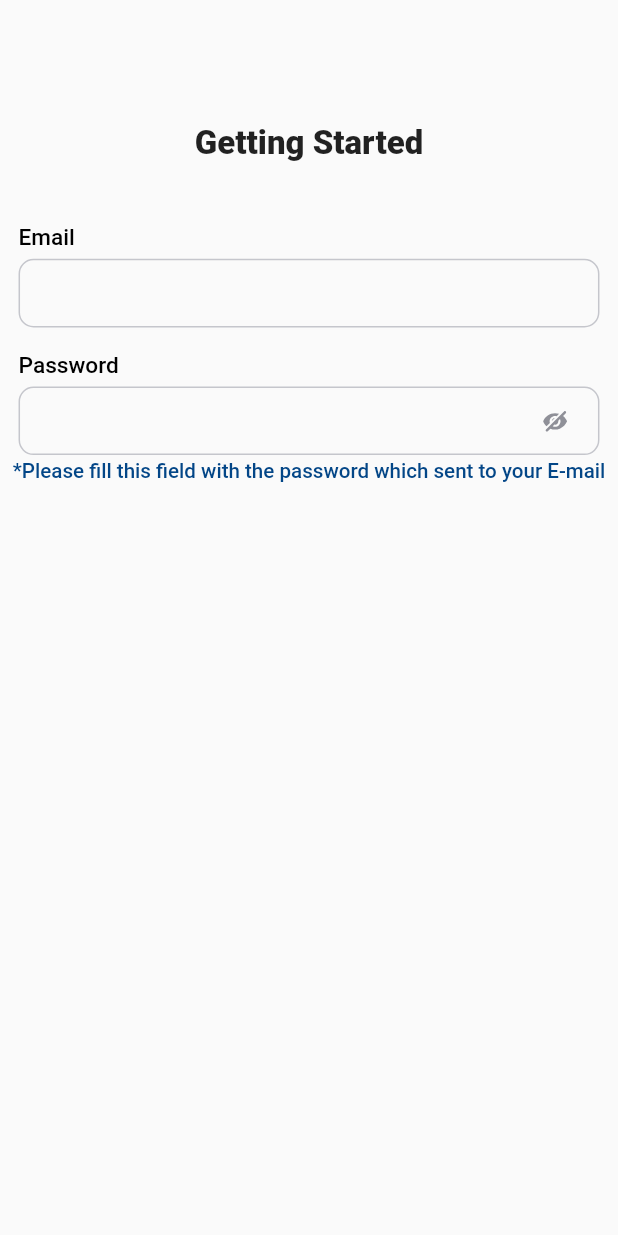
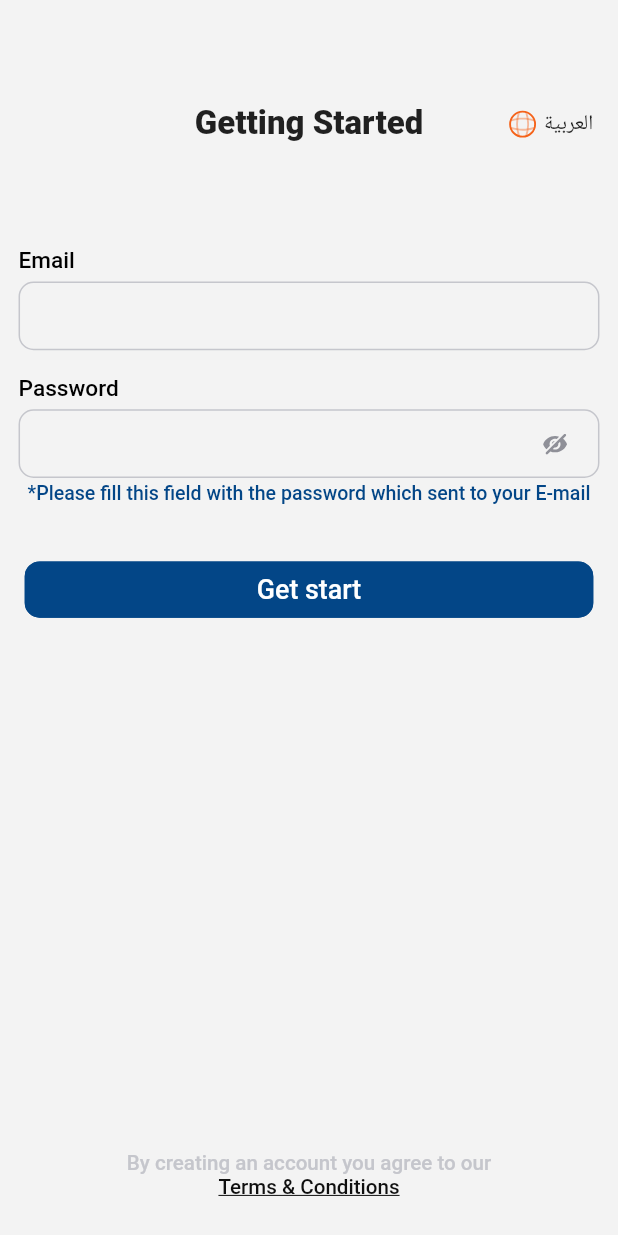
Before and after one commit to muslimadille/risal_customer, a Flutter app: the screen it shows after launch, on a phone screen of 412 x 824 dp. Run offline on Flutter 3.47's test engine with Material 3 defaults, Android fonts, the phone set to English and light mode, and no system bars; our stand-ins replace device_info_plus, flutter_easyloading, flutter_localization, flutter_svg, google_fonts, hive and 2 more; missing offline and left inert: network_info_plus; accounts and stored records are empty; Roboto replaces fonts that are missing (Cairo); statements that could not run were skipped.

```diff
--- /dev/null
+++ b/lib/common/extentions/translat_extention.dart
@@ -0,0 +1,6 @@
+import '../helpers/app_localization.dart';
+
+extension TranslatExtention on String{
+  get translate => tr(this);
+
+}
--- a/lib/common/helpers/app_localization.dart
+++ b/lib/common/helpers/app_localization.dart
@@ -9,6 +9,7 @@ final FlutterLocalization localization = FlutterLocalization.instance;
 tr(String key){
   return AppLocalization.translate(key);
 }
+get isArabic=>AppLocalization.isArabic;
 class AppLocalization{
 
   static AppLocalization? _instance;
@@ -33,11 +34,11 @@ class AppLocalization{
   static  String translate(String key){
     return (isArabic?AR[key]??key:EN[key]??key);
   }
-  static changeLanguage(String localKey)async{
-    LocalStorage().putInBox(key: AppData.LANG_STORAGE_KEY, value: localKey);
-    AppData.CURRENT_LANG=localKey;
+  static changeLanguage()async{
     String code=localization.currentLocale!.languageCode.toString();
-     localization.translate(localKey);
+    AppData.CURRENT_LANG=code=="ar"?"en":"ar";
+    LocalStorage().putInBox(key: AppData.LANG_STORAGE_KEY, value: AppData.CURRENT_LANG);
+    localization.translate(AppData.CURRENT_LANG);
   }
    _initLocal(){
     AppData.CURRENT_LANG=LocalStorage().getFromBox(key: AppData.LANG_STORAGE_KEY)??"en";
@@ -57,13 +58,32 @@ class AppLocalization{
    "login_title":"Getting Started",
     "Email":"Email",
     "password":"Password",
-    "password_hint":"*Please fill this field with the password which sent to your E-mail"
+    "password_hint":"*Please fill this field with the password which sent to your E-mail",
+    "login_change_language_title":"العربية",
+    "terms_title_1":"By creating an account you agree to our",
+    "terms_title_2":"Terms & Conditions",
+    "change_password_title":"Change Password",
+    "new_password":"New Password",
+    "confirm_new_password":"Confirm new password",
+    "login_btn_title":"Get start",
+    "change_password_btn_title":"Set password",
+    "forget_password_title":"Edit password"
 
 };
   static const Map<String, dynamic> AR = {
     "login_title":"تسجيل الدخول",
     "Email":"البريد  الإلكتروني",
     "password":"كلمة المرور",
-    "password_hint":"*يرجى ملء هذا الحقل بكلمة المرور التي تم إرسالها إلى بريدك الإلكتروني"
+    "password_hint":"*يرجى ملء هذا الحقل بكلمة المرور التي تم إرسالها إلى بريدك الإلكتروني",
+    "login_change_language_title":"English",
+    "terms_title_1": "بإنشاء حساب، أنت توافق على",
+    "terms_title_2": "الشروط والأحكام",
+    "change_password_title":"تعديل كلمة المرور",
+    "new_password":"كلمة المرور الجديدة",
+    "confirm_new_password":"تأكيد كلمة المرور",
+    "login_btn_title":"ابدأ",
+    "change_password_btn_title":"تأكيد",
+    "forget_password_title":"تعديل كلمة المرور"
+
   };
 }
--- a/lib/common/helpers/routs_helper.dart
+++ b/lib/common/helpers/routs_helper.dart
@@ -1,5 +1,7 @@
 import 'package:flutter/material.dart';
 import 'package:risal_customer/common/utils/app_routes.dart';
+import 'package:risal_customer/features/auth/view/chage_password_screen.dart';
+import 'package:risal_customer/features/auth/view/forget_password_screen.dart';
 import 'package:risal_customer/features/auth/view/login_screen.dart';
 import 'package:risal_customer/features/spalsh/view/splash_screen.dart';
 
@@ -13,6 +15,12 @@ Route onGenerateRoute(RouteSettings routeSettings) {
     case AppRoutes.LOGIN_SCREEN_ROUTE:
       return MaterialPageRoute(builder: (_) =>   LoginScreen());
 
+    case AppRoutes.CHANGE_PASSWORD_SCREEN_ROUTE:
+      return MaterialPageRoute(builder: (_) =>  ChangePasswordScreen());
+
+    case AppRoutes.FORGET_PASSWORD_SCREEN_ROUTE:
+      return MaterialPageRoute(builder: (_) =>  ForgetPasswordScreen());
+
     default:
       return MaterialPageRoute(builder: (_) =>   LoginScreen());
   }
--- a/lib/common/utils/app_colors.dart
+++ b/lib/common/utils/app_colors.dart
@@ -13,5 +13,8 @@ static const Color WHITE =Color(0xffFFFFFF);
 static const Color BLACK =Color(0xff0F0F0F);
 static const Color GREY =Color(0xffC5C6CC);
 static const Color GREY_DARK =Color(0xff8F9098);
+static const Color BG_COLOR =Color(0xffF3F3F3);
+
+
 
 }
--- a/lib/common/utils/app_images.dart
+++ b/lib/common/utils/app_images.dart
@@ -1,6 +1,9 @@
 class AppImages{
 static const String LOGO_IMG="assets/images/logo.png";
 static const String SHOW_PASSWORD_IC="assets/images/show_passwod_ic.svg";
+static const String LOGIN_CHANGE_LANGUAGE_IC="assets/images/login_change_language_ic.svg";
+static const String CLOSE_IC="assets/images/close_ic.svg";
+
 
 
 }
--- a/lib/common/utils/app_routes.dart
+++ b/lib/common/utils/app_routes.dart
@@ -1,6 +1,10 @@
 class AppRoutes{
   static const String SPLASH_SCREEN_ROUTE='SPLASH_SCREEN_ROUTE';
   static const String LOGIN_SCREEN_ROUTE='LOGIN_SCREEN_ROUTE';
+  static const String CHANGE_PASSWORD_SCREEN_ROUTE='CHANGE_PASSWORD_SCREEN_ROUTE';
+  static const String FORGET_PASSWORD_SCREEN_ROUTE='FORGET_PASSWORD_SCREEN_ROUTE';
+
+
 
 
 }
--- /dev/null
+++ b/lib/common/utils/app_style.dart
@@ -0,0 +1,18 @@
+import 'package:flutter/material.dart';
+import 'package:risal_customer/common/utils/app_colors.dart';
+import 'package:sizer/sizer.dart';
+
+class AppStyle{
+  static ButtonStyle BTN_STYLE =ElevatedButton.styleFrom(
+    elevation: 0,
+    backgroundColor:AppColors.BLUE_DARK,
+    padding:  EdgeInsets.symmetric(vertical:1.h),
+    shape: RoundedRectangleBorder(
+        borderRadius: BorderRadius.circular(10),
+        side:  const BorderSide(
+          width: 1.0,
+          color: AppColors.BLUE_DARK,
+        )
+    ),
+  );
+}
--- /dev/null
+++ b/lib/common/widgets/custom_btn.dart
@@ -0,0 +1,37 @@
+import 'package:flutter/material.dart';
+import 'package:risal_customer/common/utils/app_colors.dart';
+import 'package:risal_customer/common/utils/app_style.dart';
+import 'package:sizer/sizer.dart';
+
+class CustomBtn extends StatelessWidget {
+  final Function onClick;
+  final String title;
+  final ButtonStyle? style;
+  final TextStyle? textStyle;
+  const CustomBtn({super.key, required this.onClick, required this.title, this.style, this.textStyle});
+
+  @override
+  Widget build(BuildContext context) {
+    return Padding(
+      padding: EdgeInsets.symmetric(horizontal:4.w),
+      child: ElevatedButton(
+        style: style??AppStyle.BTN_STYLE,
+        onPressed: (){
+          onClick();
+        },
+        child: Container(
+          width: double.infinity,
+          constraints: BoxConstraints(minWidth: 45.w),
+          padding: EdgeInsets.symmetric(horizontal: 2.w),
+          child: Text(
+           title,
+            textAlign: TextAlign.center,
+            style: textStyle??TextStyle(
+                color: AppColors.WHITE,
+                fontWeight: FontWeight.w500,
+                fontSize: 13.sp),
+          ),
+        ),
+      ),);
+  }
+}
--- /dev/null
+++ b/lib/features/auth/view/items/login_change_language_btn.dart
@@ -0,0 +1,27 @@
+import 'package:flutter/material.dart';
+import 'package:flutter_svg/flutter_svg.dart';
+import 'package:risal_customer/common/extentions/translat_extention.dart';
+import 'package:risal_customer/common/helpers/app_localization.dart';
+import 'package:risal_customer/common/utils/app_images.dart';
+import 'package:sizer/sizer.dart';
+
+class LoginChangeLanguageBtn extends StatelessWidget {
+  const LoginChangeLanguageBtn({super.key});
+
+  @override
+  Widget build(BuildContext context) {
+    return InkWell(
+      onTap: (){
+        AppLocalization.changeLanguage();
+      },
+      child: Padding(
+        padding:  EdgeInsets.symmetric(horizontal:4.w),
+        child: Row(children: [
+          SvgPicture.asset(AppImages.LOGIN_CHANGE_LANGUAGE_IC),
+          SizedBox(width: 1.w,),
+          Text("login_change_language_title".translate)
+        ],),
+      ),
+    );
+  }
+}
--- a/lib/features/auth/view/login_screen.dart
+++ b/lib/features/auth/view/login_screen.dart
@@ -1,39 +1,92 @@
 import 'package:flutter/material.dart';
+import 'package:risal_customer/common/extentions/translat_extention.dart';
+import 'package:risal_customer/common/helpers/app_localization.dart';
 import 'package:risal_customer/common/utils/app_colors.dart';
+import 'package:risal_customer/common/widgets/custom_btn.dart';
 import 'package:risal_customer/common/widgets/custom_text_field.dart';
+import 'package:risal_customer/features/auth/viewModel/login_helper.dart';
 import 'package:sizer/sizer.dart';
-
-import '../../../common/helpers/app_localization.dart';
+import 'items/login_change_language_btn.dart';
 
 class LoginScreen extends StatefulWidget {
-  const LoginScreen({Key? key}) : super(key: key);
+  const LoginScreen({super.key});
 
   @override
   State<LoginScreen> createState() => _LoginScreenState();
 }
 
-class _LoginScreenState extends State<LoginScreen> {
+class _LoginScreenState extends State<LoginScreen> with LoginHelper {
   @override
   Widget build(BuildContext context) {
-    return Scaffold(body: Column(children: [
-      SizedBox(height: 10.h,),
-       Text(tr("login_title"),style: TextStyle(fontSize: 16.sp,fontWeight: FontWeight.w800),),
-      SizedBox(height: 5.h,),
+    return Scaffold(
+      backgroundColor: AppColors.BG_COLOR,
+      body: Column(
+        children: [
+          SizedBox(
+            height: 5.h,
+          ),
+          SizedBox(
+              height: 10.h,
+              width: double.infinity,
+              child: Stack(
+                alignment: AlignmentDirectional.center,
+                children: [
+                  Text(
+                    "login_title".translate,
+                    style: TextStyle(fontSize: 16.sp, fontWeight: FontWeight.w800),
+                  ),
+                  Positioned(left: isArabic ? 0 : null, right: isArabic ? null : 0, child: LoginChangeLanguageBtn())
+                ],
+              )),
+          SizedBox(
+            height: 5.h,
+          ),
           CustomTextField(
             title: "Email",
-         inputType:TextInputType.emailAddress,
+            inputType: TextInputType.emailAddress,
             controller: TextEditingController(),
           ),
-      SizedBox(height: 2.h,),
+          SizedBox(
+            height: 2.h,
+          ),
           CustomTextField(
             isPassword: true,
             title: "password",
-        inputType:TextInputType.visiblePassword ,
+            inputType: TextInputType.visiblePassword,
             controller: TextEditingController(),
           ),
-      SizedBox(height: 0.3.h,),
-      Text(tr("password_hint"),style: TextStyle(fontSize: 10.sp,fontWeight: FontWeight.w500,color: AppColors.BLUE_DARK),),
-
-    ],),);
+          SizedBox(
+            height: 0.3.h,
+          ),
+          Text(
+            "password_hint".translate,
+            style: TextStyle(fontSize: 9.5.sp, fontWeight: FontWeight.w500, color: AppColors.BLUE_DARK),
+          ),
+          SizedBox(
+            height: 4.h,
+          ),
+          CustomBtn(
+            title: 'login_btn_title'.translate,
+            onClick: (){},
+            ),
+          const Expanded(child: SizedBox()),
+          Text(
+            "terms_title_1".translate,
+            style: TextStyle(color: AppColors.GREY, fontWeight: FontWeight.w500, fontSize: 10.sp),
+          ),
+          InkWell(
+              onTap: onTermsClick,
+              child: Text(
+                "terms_title_2".translate,
+                style: TextStyle(
+                  decoration: TextDecoration.underline,
+                  color: AppColors.BLACK, fontWeight: FontWeight.w500, fontSize: 10.sp,),
+              )),
+          SizedBox(
+            height: 3.h,
+          )
+        ],
+      ),
+    );
   }
 }
--- /dev/null
+++ b/lib/features/auth/viewModel/login_helper.dart
@@ -0,0 +1,8 @@
+import 'package:risal_customer/common/helpers/app_navigator.dart';
+import 'package:risal_customer/common/utils/app_routes.dart';
+
+mixin LoginHelper{
+  onTermsClick(){
+    AppNavigator().push(routeName: AppRoutes.FORGET_PASSWORD_SCREEN_ROUTE);
+  }
+}
--- a/lib/features/spalsh/view_model/splash_helper.dart
+++ b/lib/features/spalsh/view_model/splash_helper.dart
@@ -3,7 +3,7 @@ import 'package:risal_customer/common/utils/app_routes.dart';
 
 mixin SplashHelper{
   navigate()async{
-    Future.delayed(Duration(seconds: 4)).then((value) {
+    Future.delayed(Duration(seconds: 1)).then((value) {
       AppNavigator().pushReplacement(routeName: AppRoutes.LOGIN_SCREEN_ROUTE);
     });
 
--- a/lib/main.dart
+++ b/lib/main.dart
@@ -7,6 +7,7 @@ import 'package:risal_customer/applications/mainApplication.dart';
 import 'package:risal_customer/common/helpers/device_info_details.dart';
 import 'package:risal_customer/common/helpers/local_storage.dart';
 import 'package:risal_customer/common/helpers/routs_helper.dart';
+import 'package:risal_customer/common/utils/app_colors.dart';
 import 'package:risal_customer/features/spalsh/view/splash_screen.dart';
 import 'package:sizer/sizer.dart';
 
@@ -70,11 +71,11 @@ class _MyAppState extends State<MyApp> {
     ]);
     return Sizer(builder: (context, orientation, deviceType) {
       return MaterialApp(
-        key:UniqueKey(),
+        //key:UniqueKey(),
         debugShowCheckedModeBanner: false,
         theme: ThemeData(
           useMaterial3: false,
-          colorScheme: ColorScheme.fromSeed(seedColor: Colors.black),
+          colorScheme: ColorScheme.fromSeed(seedColor: AppColors.BLUE_DARK),
           fontFamily: GoogleFonts.getFont('Cairo').fontFamily,),
         navigatorKey: AppNavigator().navigatorKey,
         onGenerateRoute: onGenerateRoute,
@@ -90,11 +91,11 @@ class _MyAppState extends State<MyApp> {
               data: MediaQuery.of(context).copyWith(
                 textScaleFactor: 1.0,
               ), //set desired text scale factor here
-              child: child??SplashScreen(),
+              child: child??const SplashScreen(),
             );
           },
         ),
-        home: SplashScreen(),
+        home: const SplashScreen(),
       );
     });
   }
--- /dev/null
+++ b/native_splash.yaml
@@ -0,0 +1,5 @@
+flutter_native_splash:
+
+  color: "#E10032"
+  android: true
+  ios: true
--- a/pubspec.yaml
+++ b/pubspec.yaml
@@ -52,6 +52,8 @@ dependencies:
   get_it: ^7.6.0
   hive_flutter: ^1.1.0
   shimmer: ^3.0.0
+  flutter_native_splash: ^2.4.0
+
 
 dev_dependencies:
   flutter_test:
```
Also changed, not shown: lib/features/auth/view/chage_password_screen.dart (added, +48 -0 lines), lib/features/auth/view/forget_password_screen.dart (added, +66 -0 lines), assets/images/close_ic.svg (added), assets/images/login_change_language_ic.svg (added), lib/features/auth/viewModel/dummy_view_model.dart (deleted), pubspec.lock. Lines whose indentation alone changed are shown as unchanged.
